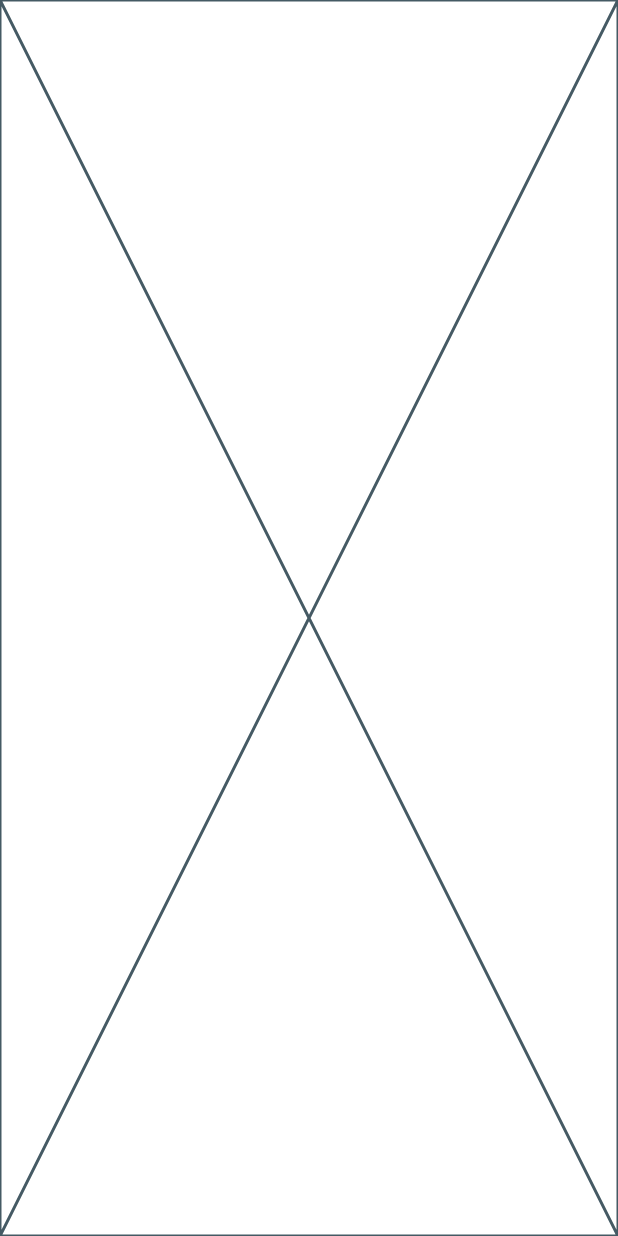
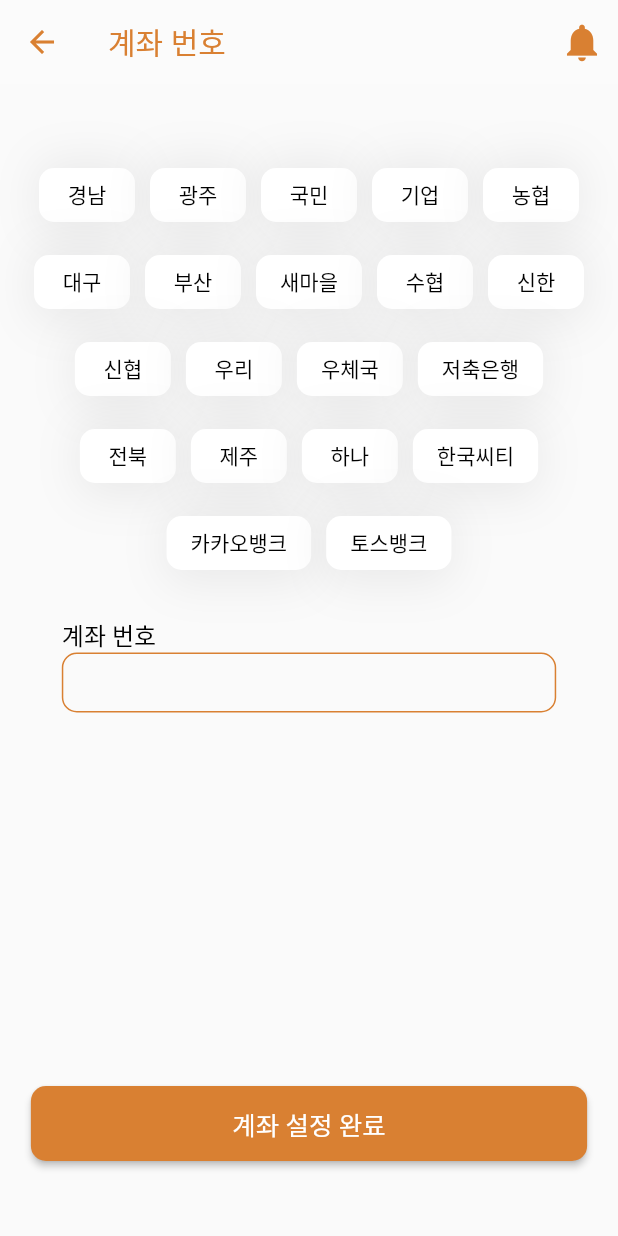
Before and after one commit to S-Sojung/group-buying-frontend, a Flutter app: the UserAccountPage screen opened directly, after a tap on "계좌 변경하기", on a phone screen of 412 x 824 dp. Run offline on Flutter 3.47's test engine with Material 2 defaults, Android fonts, the phone set to English and light mode, and no system bars; drawn by our look-alikes of group_button; our stand-ins replace dio, flutter_riverpod, flutter_secure_storage, flutter_svg, geocoding, geolocator and 6 more; missing offline and left inert: bootpay, dart:ffi, remedi_kopo; accounts and stored records are empty; Roboto replaces fonts that are missing (HallymGothic).

Commit message:
Feat: 본인 계좌 설정

```diff
--- /dev/null
+++ b/lib/views/pages/user/account_page/components/user_set_account_body.dart
@@ -0,0 +1,62 @@
+import 'package:donut/core/constants/size.dart';
+import 'package:donut/core/constants/theme.dart';
+import 'package:donut/core/utils/validator_util.dart';
+import 'package:donut/views/components/donut_button.dart';
+import 'package:donut/views/components/donut_text_form_field.dart';
+import 'package:flutter/material.dart';
+import 'package:group_button/group_button.dart';
+
+class UserSetAccountBody extends StatefulWidget {
+
+  UserSetAccountBody({Key? key}) : super(key: key);
+
+  @override
+  State<UserSetAccountBody> createState() => _UserSetAccountBodyState();
+}
+
+
+
+class _UserSetAccountBodyState extends State<UserSetAccountBody> {
+  final _formKey = GlobalKey<FormState>();
+
+  final _myAccountController = TextEditingController();
+  String Account = "";
+
+  @override
+  Widget build(BuildContext context) {
+    return Form(
+      key: _formKey,
+      child: Padding(
+        padding: EdgeInsets.symmetric(vertical: 50,horizontal: getScreenWidth(context)*0.05),
+        child: Column(
+          mainAxisAlignment: MainAxisAlignment.spaceBetween,
+          children: [
+            Column(
+              children: [
+                GroupButton(
+                  options: GroupButtonOptions(
+                      borderRadius: BorderRadius.circular(10),
+                      selectedColor: donutColorBasic
+                  ),
+                  isRadio: true,
+                  onSelected: (value, index, isSelected) { Account = value;},
+                  buttons: ["경남","광주","국민","기업","농협","대구","부산","새마을","수협","신한","신협","우리","우체국","저축은행","전북","제주","하나","한국씨티","카카오뱅크","토스뱅크",],
+                ),
+                SizedBox(
+                  height: 20,
+                ),
+                DonutTextFormFieldSlim(
+                    title: "계좌 번호",
+                    funValidator: validateAccount(),
+                    controller: _myAccountController),
+              ],
+            ),
+            DonutButton(text: "계좌 설정 완료", funPageRoute: (){
+
+            })
+          ],
+        ),
+      ),
+    );
+  }
+}
--- a/lib/views/pages/user/account_page/user_account_page.dart
+++ b/lib/views/pages/user/account_page/user_account_page.dart
@@ -1,3 +1,4 @@
+import 'package:donut/core/constants/size.dart';
 import 'package:donut/core/constants/style.dart';
 import 'package:donut/core/constants/theme.dart';
 import 'package:donut/views/components/donut_button.dart';
@@ -25,20 +26,28 @@ class UserAccountPage extends StatelessWidget {
                   size: 30,
                 )),
           ]),
-      body: Column(
+      body: Padding(
+        padding: EdgeInsets.symmetric(horizontal: getScreenWidth(context)*0.05,vertical: 40),
+        child: Column(
+          mainAxisAlignment: MainAxisAlignment.spaceBetween,
           children: [
-          Text('공동구매 주최 시 앱 결제를 할 경우, 해당 계좌로 돈이 들어옵니다.', style: bodyText()),
-          SizedBox(height: 20,),
-          //현재 등록된 계좌가 없으면? Text(등록된 계좌가 없습니다), 등록해 주세요.
+            Column(
+          crossAxisAlignment: CrossAxisAlignment.start,
+              children: [
+                Text('공동구매 주최 시 앱 결제를 할 경우, \n해당 계좌로 돈이 들어옵니다.', style: bodyText()),
                 DonutLabelRoundTextbox(
                   title: "ㅁㅁ 은행",
                   content: "0000-0000-00000", //10~14
                 ),
+              ],
+            ),
+            //현재 등록된 계좌가 없으면? Text(등록된 계좌가 없습니다), 등록해 주세요.
             DonutButton(text: "계좌 변경하기", funPageRoute: (){
               Navigator.push(context, MaterialPageRoute(builder: (context) => UserSetAccountPage(),));
             })
           ],
         ),
+      ),
     );
   }
 }
--- a/lib/views/pages/user/account_page/user_set_account_page.dart
+++ b/lib/views/pages/user/account_page/user_set_account_page.dart
@@ -1,3 +1,5 @@
+import 'package:donut/core/constants/theme.dart';
+import 'package:donut/views/pages/user/account_page/components/user_set_account_body.dart';
 import 'package:flutter/material.dart';
 
 class UserSetAccountPage extends StatelessWidget {
@@ -5,6 +7,21 @@ class UserSetAccountPage extends StatelessWidget {
 
   @override
   Widget build(BuildContext context) {
-    return const Placeholder();
+    return Scaffold(
+      appBar: AppBar(
+          elevation: 0,
+          backgroundColor: Colors.white10,
+          foregroundColor: donutColorBasic,
+          title: Text("계좌 번호"),
+          actions: [
+            IconButton(
+                onPressed: () {},
+                icon: Icon(
+                  Icons.notifications,
+                  size: 30,
+                )),
+          ]),
+      body: UserSetAccountBody(),
+    );
   }
 }
--- a/pubspec.yaml
+++ b/pubspec.yaml
@@ -49,6 +49,7 @@ dependencies:
   change_app_package_name: ^1.1.0
   bootpay: ^4.6.1
   remedi_kopo: ^0.0.1
+  group_button: ^5.2.2
 
 dev_dependencies:
   flutter_test:
```
Also changed, not shown: pubspec.lock. Lines whose indentation alone changed are shown as unchanged.
